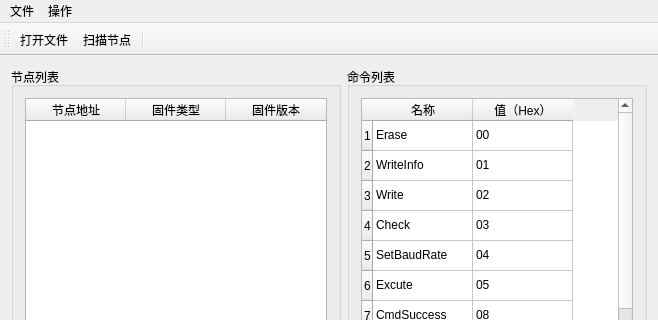
Qt form software/CANBootloader-Qt/source/mainwindow_ch.ui (usbxyz/CAN-Bootloader) before a commit; both pictures show x 0 to 658 and y 0 to 320 of the 658 by 486 pixel window.
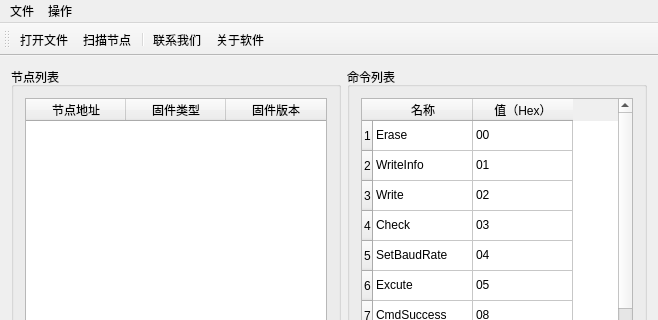
The same form after that commit. Icons and pictures are not drawn.

```diff
--- a/software/CANBootloader-Qt/source/mainwindow_ch.ui
+++ b/software/CANBootloader-Qt/source/mainwindow_ch.ui
@@ -656,6 +656,8 @@
    <addaction name="openFirmwareFileAction"/>
    <addaction name="scanNodeAction"/>
    <addaction name="separator"/>
+   <addaction name="contactUsAction"/>
+   <addaction name="aboutAction"/>
   </widget>
   <widget class="QStatusBar" name="statusBar"/>
   <action name="exitAction">
```
